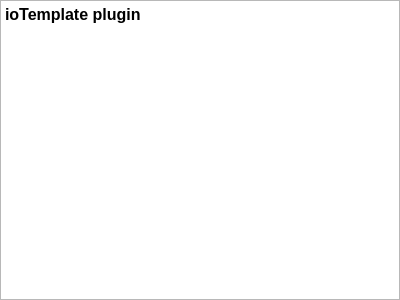
Before: the Qt Designer form src/plugins/displayStatistic/displaystatistichelp.ui in shujaatak/gpsbook, drawn with Qt 5.
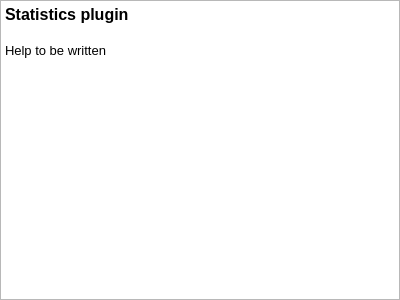
After: the same form once the commit is applied.

Commit message: Add batch load to catalog. Update options of plugins.

```diff
--- a/src/plugins/displayStatistic/displaystatistichelp.ui
+++ b/src/plugins/displayStatistic/displaystatistichelp.ui
@@ -18,7 +18,9 @@
 &lt;table border=&quot;0&quot; style=&quot;-qt-table-type: root; margin-top:4px; margin-bottom:4px; margin-left:4px; margin-right:4px;&quot;&gt;
 &lt;tr&gt;
 &lt;td style=&quot;border: none;&quot;&gt;
-&lt;p style=&quot; margin-top:0px; margin-bottom:0px; margin-left:0px; margin-right:0px; -qt-block-indent:0; text-indent:0px;&quot;&gt;&lt;span style=&quot; font-size:12pt; font-weight:600;&quot;&gt;ioTemplate plugin&lt;/span&gt;&lt;/p&gt;
+&lt;p style=&quot; margin-top:0px; margin-bottom:0px; margin-left:0px; margin-right:0px; -qt-block-indent:0; text-indent:0px;&quot;&gt;&lt;span style=&quot; font-size:12pt; font-weight:600;&quot;&gt;Statistics plugin&lt;/span&gt;&lt;/p&gt;
+&lt;p style=&quot;-qt-paragraph-type:empty; margin-top:0px; margin-bottom:0px; margin-left:0px; margin-right:0px; -qt-block-indent:0; text-indent:0px; font-size:12pt; font-weight:600;&quot;&gt;&lt;/p&gt;
+&lt;p style=&quot; margin-top:0px; margin-bottom:0px; margin-left:0px; margin-right:0px; -qt-block-indent:0; text-indent:0px;&quot;&gt;Help to be written&lt;/p&gt;
 &lt;p style=&quot;-qt-paragraph-type:empty; margin-top:0px; margin-bottom:0px; margin-left:0px; margin-right:0px; -qt-block-indent:0; text-indent:0px; font-size:12pt; font-weight:600;&quot;&gt;&lt;/p&gt;&lt;/td&gt;&lt;/tr&gt;&lt;/table&gt;&lt;/body&gt;&lt;/html&gt;</string>
   </property>
  </widget>
```
The commit also changes 18 other files.
